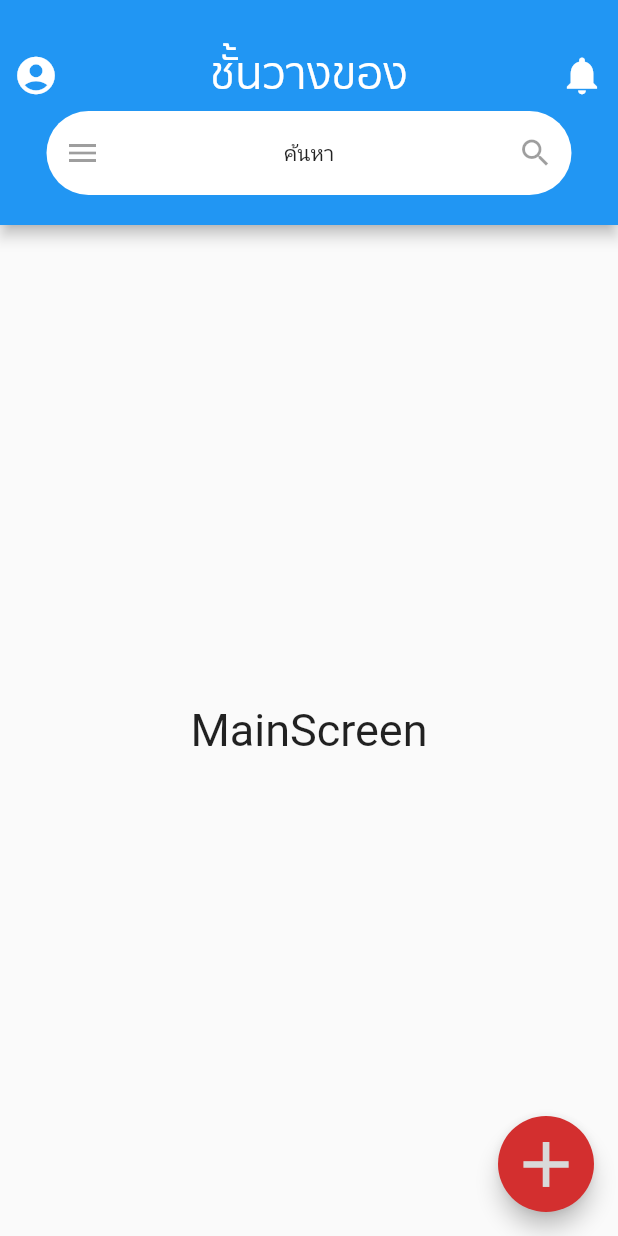
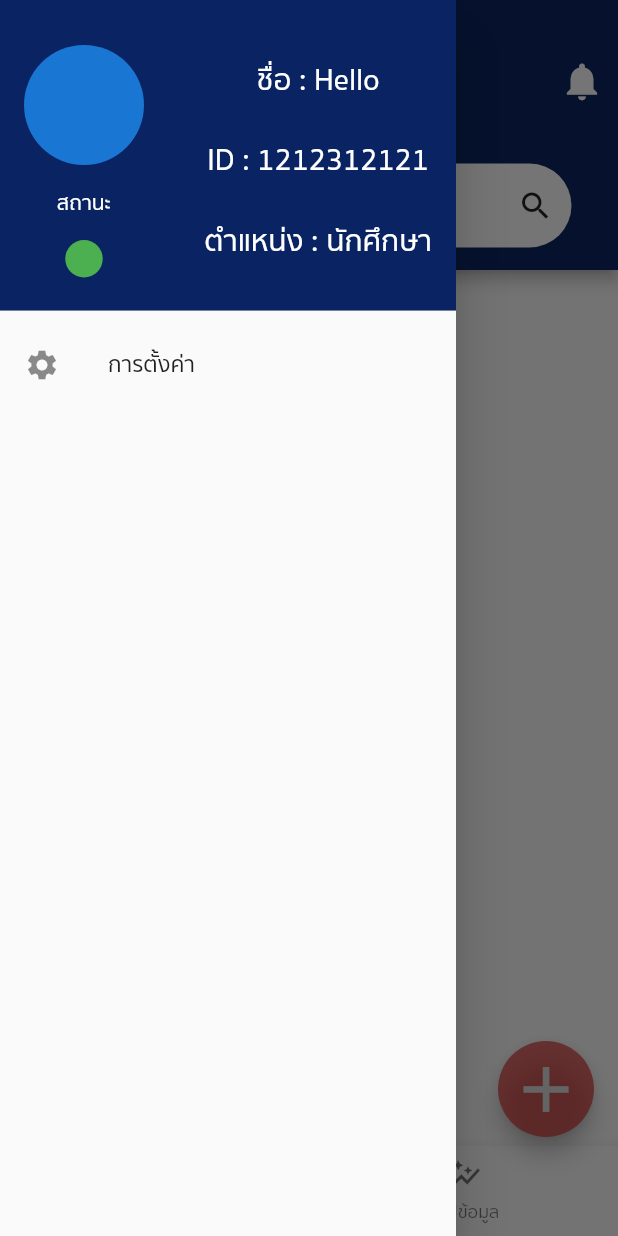
Before and after one commit to teerasit45/NOI-2022, a Flutter app: the screen it shows after launch, with the side drawer open (before the commit the screen has no drawer), on a phone screen of 412 x 824 dp. Run offline on Flutter 3.47's test engine with Material 2 defaults, Android fonts, the phone set to English and light mode, and no system bars.

Commit message:
"Add profile's drawer and bottom navigation bar Add functional search bar Add setting page "

```diff
--- a/lib/main.dart
+++ b/lib/main.dart
@@ -24,7 +24,7 @@ class MyApp extends StatelessWidget {
         // or simply save your changes to "hot reload" in a Flutter IDE).
         // Notice that the counter didn't reset back to zero; the application
         // is not restarted.
-        primarySwatch: Colors.blue
+        fontFamily: "Sukhumvit",
       ),
       home: const MainScreen(title: 'NOI-2022'),
     );
--- a/lib/src/feature/create-shelf-feature/presentation/create_shelf_screen.dart
+++ b/lib/src/feature/create-shelf-feature/presentation/create_shelf_screen.dart
@@ -58,7 +58,7 @@ class ShelfInfoEnter extends StatelessWidget {
           color: Colors.white, borderRadius: BorderRadius.circular(10)),
       child: Center(
         child: Container(
-          padding: EdgeInsets.all(10),
+          padding: EdgeInsets.all(9),
           child: Column(children: [
             Container(
                 child: Row(
@@ -141,7 +141,7 @@ class ShelfTextField extends StatelessWidget {
                 fontWeight: FontWeight.w600),
           ),
           Padding(
-            padding: const EdgeInsets.fromLTRB(10, 10, 0, 10),
+            padding: const EdgeInsets.fromLTRB(0, 10, 0, 0),
             child: TextFormField(
               decoration: InputDecoration(
                   fillColor: Color.fromRGBO(234, 234, 234, 0.75),
--- a/lib/src/feature/main-screen-feature/presentation/appbar-widgets.dart
+++ b/lib/src/feature/main-screen-feature/presentation/appbar-widgets.dart
@@ -2,33 +2,42 @@ import 'package:flutter/cupertino.dart';
 import 'package:flutter/material.dart';
 
 Widget mainAppbar = AppBar(
-  bottom: PreferredSize(
-    preferredSize: Size.fromHeight(70.0),
-    child: Column(
-      mainAxisAlignment: MainAxisAlignment.spaceEvenly,
-      children: [
-        Row(
-          mainAxisAlignment: MainAxisAlignment.spaceBetween,
-          children: [
-            IconButton(
-                onPressed: null,
+  toolbarHeight: 150,
+  backgroundColor: Color(0xff0a2463),
+  leading: Builder(builder: (context) {
+    return IconButton(
       icon: Icon(
         Icons.account_circle,
         color: Colors.white,
         size: 30,
-                )),
-            Text(
+      ),
+      onPressed: () {
+        Scaffold.of(context).openDrawer();
+      },
+      tooltip: MaterialLocalizations.of(context).openAppDrawerTooltip,
+    );
+  }),
+  centerTitle: true,
+  title: Text(
     "ชั้นวางของ",
-              style: TextStyle(
-                  color: Colors.white, fontSize: 30, fontFamily: "Sukhumvit"),
+    style:
+        TextStyle(color: Colors.white, fontSize: 30, fontFamily: "Sukhumvit"),
   ),
+  actions: [
     IconButton(
         onPressed: null,
         icon: Icon(Icons.notifications, color: Colors.white, size: 30))
   ],
-        ),
-        Container(
-            margin: EdgeInsets.only(bottom: 20),
+  bottom: PreferredSize(
+    preferredSize: Size.fromHeight(0),
+    child: Builder(
+      builder: (context) {
+        return GestureDetector(
+          onTap: ()  {
+            showSearch(context: context, delegate: MySearchbar());
+          },
+          child: Container(
+              margin: EdgeInsets.only(bottom: 15),
               height: 56,
               width: 350,
               decoration: BoxDecoration(
@@ -38,45 +47,86 @@ Widget mainAppbar = AppBar(
               child: Row(
                 mainAxisAlignment: MainAxisAlignment.spaceBetween,
                 children: [
+                  Row(
+                    children: [
+                      Row(
+                        children: [
                           IconButton(
                             onPressed: null,
                             icon: Icon(Icons.menu),
                           ),
                           Text("ค้นหา"),
-                IconButton(
-                  onPressed: null,
+                        ],
+                      ),
+                    ],
+                  ),
+                  Builder(
+                    builder: (context) {
+                      return IconButton(
+                        onPressed: () {
+                          showSearch(context: context, delegate: MySearchbar());
+                        },
                         icon: Icon(Icons.search),
+                      );
+                    }
                   ),
                 ],
               )),
-      ],
+        );
+      }
     ),
   ),
 );
 
-class searchBar extends StatefulWidget {
-  const searchBar({Key? key}) : super(key: key);
 
+class MySearchbar extends SearchDelegate{
+  List<String> data = [
+    'สินค้า1','สินค้า2','สินค้า3','สินค้า4','สินค้า5','สินค้า6','สินค้า7'
+  ];
   @override
-  State<searchBar> createState() => _searchBarState();
+  List<Widget>? buildActions(BuildContext context) => [
+    IconButton(
+      icon: const Icon(Icons.clear,color:  Color(0xff0a2463),),
+      onPressed: () {
+        if(query.isEmpty){
+          close(context, null);
+        }else{
+          query = '';
         }
-
-class _searchBarState extends State<searchBar> {
+      },
+    ),
+  ];
   @override
-  Widget build(BuildContext context) {
-    return Container(
-      width: 350,
-      height: 56,
-      decoration: BoxDecoration(
-          color: Colors.red,
-          borderRadius: BorderRadius.all(Radius.circular(40))),
-      child: Row(
-        children: [
-          IconButton(onPressed: null, icon: Icon(Icons.menu)),
-          Text(''),
-          IconButton(onPressed: null, icon: Icon(Icons.search))
-        ],
+  Widget? buildLeading(BuildContext context) => IconButton(
+    icon: const Icon(Icons.arrow_back,color:  Color(0xff0a2463)),
+    onPressed: () { close(context, null) ; },
+  );
+  @override
+  Widget buildResults(BuildContext context) => Center(
+    child: Text(
+      query,
     ),
+  );
+  //flutter search bar with listview
+  @override
+  Widget buildSuggestions(BuildContext context) {
+    List<String> suggesstions = data.where((element) {
+      final result = element.toLowerCase();
+      final input = query.toLowerCase();
+      return result.contains(input);
+    }).toList();
+    return ListView.builder(
+        itemCount: suggesstions.length,
+        itemBuilder: (context,index){
+          final suggestion = suggesstions[index];
+          return ListTile(
+            title: Text(suggestion),
+            onTap: (){
+              query = suggestion;
+              showResults(context);
+            },
+          );
+        }
     );
   }
 }
--- a/lib/src/feature/main-screen-feature/presentation/expandable-FAB.dart
+++ b/lib/src/feature/main-screen-feature/presentation/expandable-FAB.dart
@@ -24,6 +24,7 @@ class _AddExpandleFABState extends State<AddExpandleFAB> {
 
   @override
   Widget build(BuildContext context) {
+    IconData shelves = IconData(0xf0877, fontFamily: 'MaterialIcons');
     return Column(
       mainAxisAlignment: MainAxisAlignment.end,
       crossAxisAlignment: CrossAxisAlignment.end,
@@ -36,7 +37,7 @@ class _AddExpandleFABState extends State<AddExpandleFAB> {
         ),
         FABSubMenu(
           menuName: "สร้างชั้นวางของ",
-          menuIcon: Icons.shelves,
+          menuIcon: Icons.inventory_outlined,
           menuIconColor: Color.fromRGBO(10, 36, 99, 1),
           destination: CreateShelf(),
         ),
@@ -47,7 +48,7 @@ class _AddExpandleFABState extends State<AddExpandleFAB> {
             child: Column(
               children: [
                 FloatingActionButton(
-                  backgroundColor: Color.fromRGBO(211, 47, 47, 1),
+                  backgroundColor: Color.fromRGBO(211, 47, 47, 1).withOpacity(0.7),
                   onPressed: pressAddBtn,
                   child: Center(
                       child: Container(
--- /dev/null
+++ b/lib/src/feature/main-screen-feature/presentation/main-drawer.dart
@@ -0,0 +1,77 @@
+import 'package:flutter/cupertino.dart';
+import 'package:flutter/material.dart';
+import './drawer-setting.dart';
+
+Widget mainDrawer = Drawer(
+  child: ListView(
+    padding: EdgeInsets.zero,
+    children: [
+      SizedBox(
+        height: 215,
+        child: DrawerHeader(
+            decoration: BoxDecoration(
+              color: Color(0xff0a2463),
+            ),
+            child: Row(
+              mainAxisAlignment: MainAxisAlignment.spaceBetween,
+              children: [
+                Column(
+                  mainAxisAlignment: MainAxisAlignment.spaceEvenly,
+                  children: [
+                    CircleAvatar(
+                      radius: 40,
+                    ),
+                    Text(
+                      "สถานะ",
+                      style: TextStyle(color: Colors.white),
+                    ),
+                    Container(
+                        height: 25,
+                        width: 25,
+                        decoration: BoxDecoration(
+                            color: Colors.green,
+                            borderRadius: BorderRadius.circular(15)))
+                  ],
+                ),
+                Column(
+                  mainAxisAlignment: MainAxisAlignment.spaceEvenly,
+                  children: [
+                    Text("ชื่อ : " + "Hello",
+                        style: TextStyle(
+                          color: Colors.white,
+                          fontSize: 20,
+                        )),
+                    Text("ID : " + "1212312121",
+                        style: TextStyle(
+                          color: Colors.white,
+                          fontSize: 20,
+                        )),
+                    Text("ตำแหน่ง : " + "นักศึกษา",
+                        style: TextStyle(
+                          color: Colors.white,
+                          fontSize: 20,
+                        )),
+                  ],
+                ),
+              ],
+            )),
+      ),
+      Builder(
+        builder: (context) {
+          return ListTile(
+            leading: Icon(Icons.settings),
+            title: Text("การตั้งค่า",
+                style: TextStyle(
+                  fontSize: 15,
+            )),
+            onTap: () {
+              Navigator.of(context).push(
+                MaterialPageRoute(builder: (context) => Setting()),
+              );
+            },
+          );
+        }
+      ),
+    ],
+  ),
+);
--- a/lib/src/feature/main-screen-feature/presentation/main_screen.dart
+++ b/lib/src/feature/main-screen-feature/presentation/main_screen.dart
@@ -3,6 +3,9 @@ import 'package:flutter/widgets.dart';
 import 'package:noi/src/feature/main-screen-feature/presentation/expandable-FAB.dart';
 import './appbar-widgets.dart';
 import './main-screen-body.dart';
+import './main-drawer.dart';
+import './navigation-bars.dart';
+
 class MainScreen extends StatefulWidget {
   const MainScreen({super.key, required this.title});
 
@@ -31,13 +34,19 @@ class _MainScreenState extends State<MainScreen> {
     // fast, so that you can just rebuild anything that needs updating rather
     // than having to individually change instances of widgets.
     return Scaffold(
+      backgroundColor: Color(0xffeaeaea),
+      drawer: mainDrawer,
       appBar: PreferredSize(
-        preferredSize: Size.fromHeight(150.0), // here the desired height
-        child: mainAppbar,
+        preferredSize: Size.fromHeight(180.0), // here the desired height
+        child: mainAppbar,),
+      // body:  Center(
+      //   child: MainScreenColumn(),
+      // ),
+      body: MyNavigationBars(),
+      floatingActionButton: Padding(
+        padding: const EdgeInsets.only(bottom: 50),
+        child: AddExpandleFAB(),
       ),
-      body: Center(
-        child: MainScreenColumn(),
-      ),floatingActionButton: AddExpandleFAB(),
     );
   }
 }
--- /dev/null
+++ b/lib/src/feature/main-screen-feature/presentation/navigation-bars.dart
@@ -0,0 +1,55 @@
+import 'package:flutter/material.dart';
+
+
+class MyNavigationBars extends StatefulWidget {
+  const MyNavigationBars({super.key});
+
+  @override
+  State<MyNavigationBars> createState() => _MyNavigationBarsState();
+}
+
+class _MyNavigationBarsState extends State<MyNavigationBars> {
+  int _selectedIndex = 0;
+  static const List<Widget> _widgetOptions = <Widget>[
+    Text('Index 1'),
+    Text('Index 2'),
+  ];
+
+  void _onItemTapped(int index) {
+    setState(() {
+      _selectedIndex = index;
+    });
+  }
+
+  @override
+  Widget build(BuildContext context) {
+    return  Scaffold(
+      body: Center(
+        child: _widgetOptions.elementAt(_selectedIndex),
+      ),
+      bottomNavigationBar: BottomNavigationBar(
+          items: const <BottomNavigationBarItem>[
+            BottomNavigationBarItem(
+              icon: Icon(Icons.home),
+              label: 'ชั้นวางของ',
+            ),
+            BottomNavigationBarItem(
+              icon: Icon(Icons.auto_graph),
+              label: 'สรุปข้อมูล',
+            ),
+          ],
+          currentIndex: _selectedIndex,
+          selectedItemColor: Color(0xff0a2463),
+          onTap: _onItemTapped,
+      ),
+    );
+  }
+}
+
+// BottomNavigationBarItem MyNavigationItem(Icon icon,String label) {
+//   return BottomNavigationBarItem(
+//       icon: icon,
+//       label: label,
+//       backgroundColor: Color(0xff0a2463),
+//       );
+// }
```
Also changed, not shown: lib/src/feature/main-screen-feature/presentation/drawer-setting.dart (added, +33 -0 lines), lib/src/feature/main-screen-feature/presentation/main-screen-body.dart (line endings or trailing spaces). Lines whose indentation alone changed are shown as unchanged.
